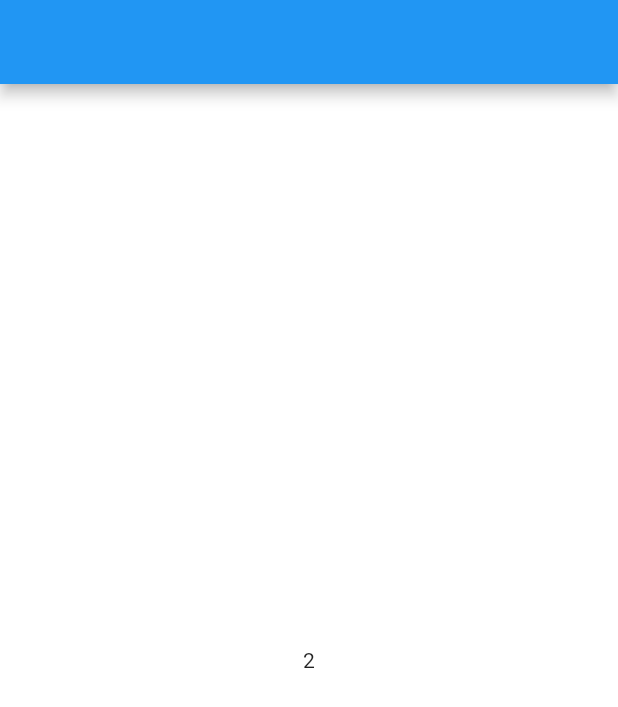
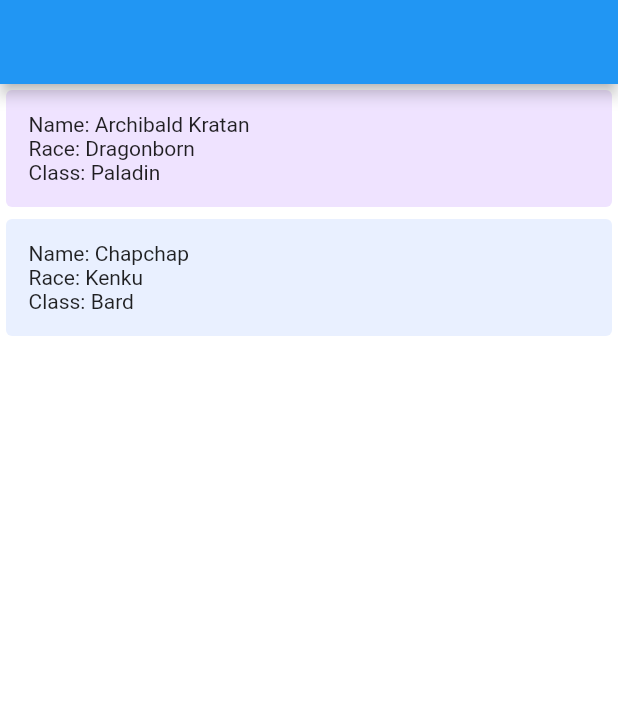
Before and after one commit to Rymfaar/handy-and-d, a Flutter app: the screen it shows after launch, on a phone screen of 412 x 824 dp. Shown: the top 707 px of the screen. Run offline on Flutter 3.47's test engine with Material 2 defaults, Android fonts, the phone set to English and light mode, and no system bars.

Commit message:
feat-wip: character card on home page
Character card can show name, race and role. Color depending on role.

```diff
--- /dev/null
+++ b/lib/core/constants/margin.dart
@@ -0,0 +1,3 @@
+// ignore_for_file: constant_identifier_names
+
+const MARGIN_M = 15.0;
--- a/lib/core/constants/role.dart
+++ /dev/null
@@ -1,17 +0,0 @@
-// ignore_for_file: constant_identifier_names
-
-enum Role {
-  BARBARIAN,
-  BARD,
-  CLERIC,
-  DRUID,
-  FIGHTER,
-  MONK,
-  PALADIN,
-  RANGER,
-  ROGUE,
-  SORCERER,
-  WARLOCK,
-  WIZARD,
-  ARTIFICER
-}
--- /dev/null
+++ b/lib/core/enums/role.dart
@@ -0,0 +1,82 @@
+// ignore_for_file: constant_identifier_names
+
+enum Role {
+  BARBARIAN, // 0
+  BARD, // 1
+  CLERIC, // 2
+  DRUID, // 3
+  FIGHTER, // 4
+  MONK, // 5
+  PALADIN, // 6
+  RANGER, // 7
+  ROGUE, // 8
+  SORCERER, // 9
+  WARLOCK, // 10
+  WIZARD, // 11
+  ARTIFICER // 12
+}
+
+class Barbarian {
+  static const PRIMARY = 0xD17158FF;
+  static const SECONDARY = 0xF6E3DEFF;
+}
+
+class Bard {
+  static const PRIMARY = 0xB28AB3FF;
+  static const SECONDARY = 0xF0E8EFFF;
+}
+
+class Cleric {
+  static const PRIMARY = 0x8B8C8EFF;
+  static const SECONDARY = 0xE8E8E8FF;
+}
+
+class Druid {
+  static const PRIMARY = 0x808B47FF;
+  static const SECONDARY = 0xE6E7DAFF;
+}
+
+class Fighter {
+  static const PRIMARY = 0x5A382CFF;
+  static const SECONDARY = 0xDED7D5FF;
+}
+
+class Monk {
+  static const PRIMARY = 0x43A2C8FF;
+  static const SECONDARY = 0xD9ECF3FF;
+}
+
+class Paladin {
+  static const PRIMARY = 0xC0AF71FF;
+  static const SECONDARY = 0xF2EEE2FF;
+}
+
+class Ranger {
+  static const PRIMARY = 0x497A5CFF;
+  static const SECONDARY = 0xDBE4DEFF;
+}
+
+class Rogue {
+  static const PRIMARY = 0x4A4B45FF;
+  static const SECONDARY = 0xDBDBDAFF;
+}
+
+class Sorcerer {
+  static const PRIMARY = 0xC25359FF;
+  static const SECONDARY = 0xF3DDDEFF;
+}
+
+class Warlock {
+  static const PRIMARY = 0x7A49AEFF;
+  static const SECONDARY = 0xE3DBEFFF;
+}
+
+class Wizard {
+  static const PRIMARY = 0x275FB8FF;
+  static const SECONDARY = 0xD4DFF1FF;
+}
+
+class Artificer {
+  static const PRIMARY = 0x7B673DFF;
+  static const SECONDARY = 0xE5E0D7FF;
+}
--- a/lib/main.dart
+++ b/lib/main.dart
@@ -4,11 +4,11 @@ import 'package:handy_and_d/viewmodels/character_list_viewmodel.dart';
 import 'package:handy_and_d/views/home_view.dart';
 
 void main() {
-  runApp(const MyApp());
+  runApp(const App());
 }
 
-class MyApp extends StatelessWidget {
-  const MyApp({Key? key}) : super(key: key);
+class App extends StatelessWidget {
+  const App({Key? key}) : super(key: key);
 
   // This widget is the root of your application.
   @override
--- a/lib/models/character_model.dart
+++ b/lib/models/character_model.dart
@@ -1,3 +1,5 @@
+import 'package:handy_and_d/core/enums/role.dart';
+
 class CharacterModel {
   CharacterModel(
       {required this.name,
@@ -8,7 +10,7 @@ class CharacterModel {
       required this.ac});
 
   final String? name;
-  final String? role; // todo: change to Role enum (core/constants)
+  final Role role; // todo: change to Role enum (core/constants)
   final String? race;
   final int? xp;
   final int? maxHP;
@@ -17,7 +19,7 @@ class CharacterModel {
   factory CharacterModel.fromJson(Map<String, dynamic> json) {
     return CharacterModel(
       name: json["name"] ?? "",
-      role: json["role"] ?? "",
+      role: Role.values[json["role"]],
       race: json["race"] ?? "",
       xp: json["xp"] ?? 0,
       maxHP: json["maxHP"] ?? 0,
@@ -27,7 +29,7 @@ class CharacterModel {
 
   Map<String, dynamic> toJson() => {
         "name": name ?? "",
-        "role": role ?? "",
+        "role": role.index,
         "race": race ?? "",
         "xp": xp ?? 0,
         "maxHP": maxHP ?? 0,
--- a/lib/services/web_service.dart
+++ b/lib/services/web_service.dart
@@ -5,7 +5,7 @@ class WebService {
     List<Map<String, dynamic>> response = [
       {
         "name": "Archibald Kratan",
-        "role": "Paladin",
+        "role": 6,
         "race": "Dragonborn",
         "xp": 2125,
         "maxHP": 29,
@@ -13,7 +13,7 @@ class WebService {
       },
       {
         "name": "Chapchap",
-        "role": "Bard",
+        "role": 1,
         "race": "Kenku",
         "xp": 100,
         "maxHP": 14,
--- a/lib/viewmodels/character_list_viewmodel.dart
+++ b/lib/viewmodels/character_list_viewmodel.dart
@@ -1,5 +1,5 @@
 import 'package:flutter/material.dart';
-import 'package:handy_and_d/core/constants/loading_status.dart';
+import 'package:handy_and_d/core/enums/loading_status.dart';
 import 'package:handy_and_d/models/character_model.dart';
 import 'package:handy_and_d/viewmodels/character_viewmodel.dart';
 import 'package:handy_and_d/services/web_service.dart';
--- a/lib/viewmodels/character_viewmodel.dart
+++ b/lib/viewmodels/character_viewmodel.dart
@@ -1,3 +1,5 @@
+import 'package:flutter/material.dart';
+import 'package:handy_and_d/core/enums/role.dart';
 import 'package:handy_and_d/models/character_model.dart';
 
 class CharacterViewModel {
@@ -7,9 +9,102 @@ class CharacterViewModel {
       : _characterModel = character;
 
   String? get name => _characterModel.name;
-  String? get role => _characterModel.role;
+  Role get role => _characterModel.role;
   String? get race => _characterModel.race;
   int? get xp => _characterModel.xp;
   int? get maxHP => _characterModel.maxHP;
   int? get ac => _characterModel.ac;
+
+  String get roleLabel {
+    switch (_characterModel.role) {
+      case Role.BARBARIAN:
+        return "Barbarian";
+      case Role.BARD:
+        return "Bard";
+      case Role.CLERIC:
+        return "Cleric";
+      case Role.DRUID:
+        return "Druid";
+      case Role.FIGHTER:
+        return "Fighter";
+      case Role.MONK:
+        return "Monk";
+      case Role.PALADIN:
+        return "Paladin";
+      case Role.RANGER:
+        return "Ranger";
+      case Role.ROGUE:
+        return "Rogue";
+      case Role.SORCERER:
+        return "Sorcerer";
+      case Role.WARLOCK:
+        return "Warlock";
+      case Role.WIZARD:
+        return "Wizard";
+      case Role.ARTIFICER:
+        return "Artificer";
+    }
+  }
+
+  Color get primaryColor {
+    switch (_characterModel.role) {
+      case Role.BARBARIAN:
+        return const Color(Barbarian.PRIMARY);
+      case Role.BARD:
+        return const Color(Bard.PRIMARY);
+      case Role.CLERIC:
+        return const Color(Cleric.PRIMARY);
+      case Role.DRUID:
+        return const Color(Druid.PRIMARY);
+      case Role.FIGHTER:
+        return const Color(Fighter.PRIMARY);
+      case Role.MONK:
+        return const Color(Monk.PRIMARY);
+      case Role.PALADIN:
+        return const Color(Paladin.PRIMARY);
+      case Role.RANGER:
+        return const Color(Ranger.PRIMARY);
+      case Role.ROGUE:
+        return const Color(Rogue.PRIMARY);
+      case Role.SORCERER:
+        return const Color(Sorcerer.PRIMARY);
+      case Role.WARLOCK:
+        return const Color(Warlock.PRIMARY);
+      case Role.WIZARD:
+        return const Color(Wizard.PRIMARY);
+      case Role.ARTIFICER:
+        return const Color(Artificer.PRIMARY);
+    }
+  }
+
+  Color get secondaryColor {
+    switch (_characterModel.role) {
+      case Role.BARBARIAN:
+        return const Color(Barbarian.SECONDARY);
+      case Role.BARD:
+        return const Color(Bard.SECONDARY);
+      case Role.CLERIC:
+        return const Color(Cleric.SECONDARY);
+      case Role.DRUID:
+        return const Color(Druid.SECONDARY);
+      case Role.FIGHTER:
+        return const Color(Fighter.SECONDARY);
+      case Role.MONK:
+        return const Color(Monk.SECONDARY);
+      case Role.PALADIN:
+        return const Color(Paladin.SECONDARY);
+      case Role.RANGER:
+        return const Color(Ranger.SECONDARY);
+      case Role.ROGUE:
+        return const Color(Rogue.SECONDARY);
+      case Role.SORCERER:
+        return const Color(Sorcerer.SECONDARY);
+      case Role.WARLOCK:
+        return const Color(Warlock.SECONDARY);
+      case Role.WIZARD:
+        return const Color(Wizard.SECONDARY);
+      case Role.ARTIFICER:
+        return const Color(Artificer.SECONDARY);
+    }
+  }
 }
--- a/lib/views/home_view.dart
+++ b/lib/views/home_view.dart
@@ -1,6 +1,7 @@
 import 'package:flutter/material.dart';
 import 'package:provider/provider.dart';
 import 'package:handy_and_d/viewmodels/character_list_viewmodel.dart';
+import 'package:handy_and_d/widgets/character_card.dart';
 
 class HomeView extends StatefulWidget {
   const HomeView({Key? key}) : super(key: key);
@@ -23,7 +24,15 @@ class _HomeViewState extends State<HomeView> {
 
     return Scaffold(
       appBar: AppBar(),
-      body: Center(child: Text(listenViewModel.characters.length.toString())),
+      body: ListView.builder(
+        itemBuilder: (context, index) {
+          // return Text(listenViewModel.characters[index].name ?? "");
+          return CharacterCard(
+            characterViewModel: listenViewModel.characters[index],
+          );
+        },
+        itemCount: listenViewModel.characters.length,
+      ),
       backgroundColor: Colors.white,
     );
   }
--- /dev/null
+++ b/lib/widgets/character_card.dart
@@ -0,0 +1,29 @@
+import 'package:flutter/material.dart';
+import 'package:handy_and_d/core/constants/margin.dart' as margin;
+import 'package:handy_and_d/viewmodels/character_viewmodel.dart';
+
+class CharacterCard extends StatelessWidget {
+  final CharacterViewModel characterViewModel;
+
+  const CharacterCard({required this.characterViewModel, Key? key})
+      : super(key: key);
+
+  @override
+  Widget build(BuildContext context) {
+    return Card(
+      child: Padding(
+        padding: const EdgeInsets.all(margin.MARGIN_M),
+        child: Column(
+          crossAxisAlignment: CrossAxisAlignment.start,
+          children: [
+            Text("Name: " + characterViewModel.name.toString()),
+            Text("Race: " + characterViewModel.race.toString()),
+            Text("Class: " + characterViewModel.roleLabel.toString()),
+          ],
+        ),
+      ),
+      color: characterViewModel.secondaryColor,
+      elevation: 0.0,
+    );
+  }
+}
```
Also changed, not shown: lib/core/enums/loading_status.dart (renamed from lib/core/constants/loading_status.dart).
